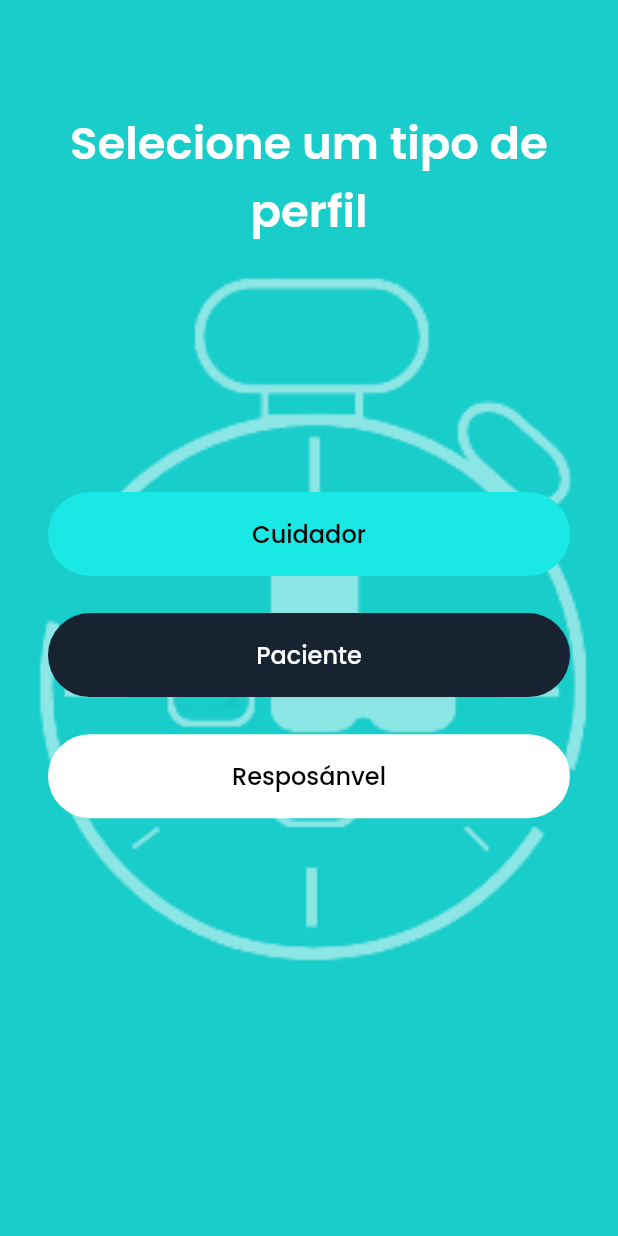
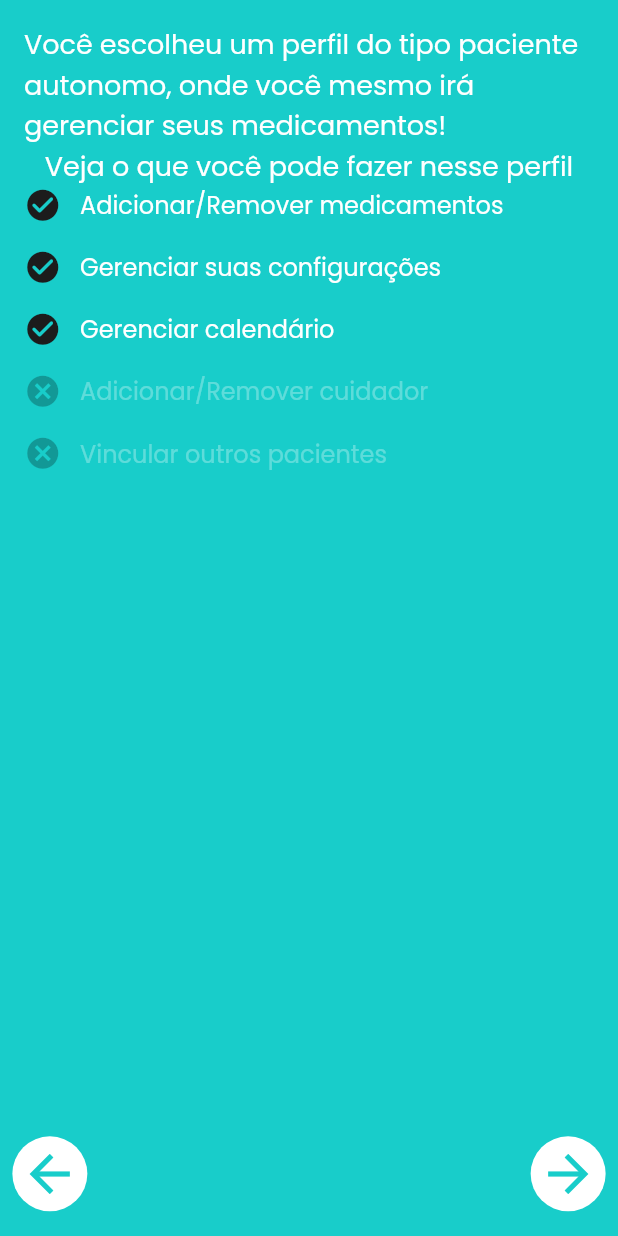
Before and after one commit to HealTimeTCC/HealTime_App, a Flutter app: the screen it shows after launch, after a tap on "Cuidador", on a phone screen of 412 x 824 dp. Run offline on Flutter 3.47's test engine with Material 2 defaults, Android fonts, the phone set to English and light mode, and no system bars; our stand-ins replace google_fonts.

Commit message:
Criando a tela de apresentação de cada perfil

```diff
--- a/lib/main.dart
+++ b/lib/main.dart
@@ -1,12 +1,8 @@
 import 'package:flutter/material.dart';
-import 'package:flutter_native_splash/flutter_native_splash.dart';
 import 'package:healtime/src/screens/splash/splash_screen.dart';
 import 'package:healtime/src/screens/telas_apresentacao/escolher_perfil.dart';
 
 void main() {
-  WidgetsBinding widgetsBinding = WidgetsFlutterBinding.ensureInitialized();
-  FlutterNativeSplash.preserve(widgetsBinding: widgetsBinding);
-
   runApp(const MyApp());
 }
 
@@ -15,8 +11,6 @@ class MyApp extends StatelessWidget {
 
   @override
   Widget build(BuildContext context) {
-    FlutterNativeSplash.remove();
-
     return MaterialApp(
       debugShowCheckedModeBanner: false,
       initialRoute: '/SplashScreen',
--- a/lib/src/screens/telas_apresentacao/escolher_perfil.dart
+++ b/lib/src/screens/telas_apresentacao/escolher_perfil.dart
@@ -48,21 +48,21 @@ class Apresentacao extends StatelessWidget {
                 ),
               ),
               SizedBox(height: size.height * 0.2),
-              EscolherPerfil.BotaoEscolha(
+              EscolherPerfil.botaoEscolha(
                   backgroundButton: const Color(0xff1AE8E4),
                   textButton: 'Cuidador',
                   colorFontText: Colors.black,
                   typeNavigator: 1,
                   context: context),
               SizedBox(height: size.height * 0.03),
-              EscolherPerfil.BotaoEscolha(
+              EscolherPerfil.botaoEscolha(
                   backgroundButton: const Color(0xff172331),
                   textButton: 'Paciente',
                   colorFontText: Colors.white,
                   context: context,
                   typeNavigator: 2),
               SizedBox(height: size.height * 0.03),
-              EscolherPerfil.BotaoEscolha(
+              EscolherPerfil.botaoEscolha(
                   backgroundButton: Colors.white,
                   textButton: 'Resposánvel',
                   colorFontText: Colors.black,
--- /dev/null
+++ b/lib/src/screens/telas_apresentacao/tela_apresentacao_perfis.dart
@@ -0,0 +1,147 @@
+import 'package:flutter/material.dart';
+import 'package:google_fonts/google_fonts.dart';
+
+class TelaPerfis extends StatelessWidget {
+  const TelaPerfis({Key? key, required this.mensagemSuperior, required this.typeUser})
+      : super(key: key);
+
+  final String mensagemSuperior;
+  final int typeUser;
+
+  @override
+  Widget build(BuildContext context) {
+    final Size size = MediaQuery.of(context).size;
+
+    return Stack(
+      children: [
+        Container(
+          color: const Color(0xff18CDCA),
+        ),
+        Positioned(
+          top: 0,
+          left: 0,
+          right: 0,
+          bottom: size.height * 0.1,
+          child: SafeArea(
+            child: Padding(
+              padding: const EdgeInsets.all(16.0),
+              child: Column(
+                children: [
+                  Text(
+                    mensagemSuperior,
+                    style: GoogleFonts.getFont('Poppins',
+                        decoration: TextDecoration.none,
+                        color: Colors.white,
+                        fontSize: 18,
+                        fontWeight: FontWeight.w400),
+                  ),
+                  Text(
+                    'Veja o que você pode fazer nesse perfil',
+                    style: GoogleFonts.getFont('Poppins',
+                        decoration: TextDecoration.none,
+                        color: Colors.white,
+                        fontSize: 18,
+                        fontWeight: FontWeight.w400),
+                  ),
+                  editRow(
+                      acess: true,
+                      textAcess: 'Adicionar/Remover medicamentos',
+                      context: context),
+                  editRow(
+                      acess: true,
+                      textAcess: 'Gerenciar suas configurações',
+                      context: context),
+                  editRow(
+                      acess: true,
+                      textAcess: 'Gerenciar calendário',
+                      context: context),
+                  editRow(
+                      acess: typeUser == 3 || typeUser == 1 ? false : true,
+                      textAcess: 'Adicionar/Remover cuidador',
+                      context: context),
+                  editRow(
+                      acess: typeUser == 3 || typeUser == 1 ? false : true,
+                      textAcess: 'Vincular outros pacientes',
+                      context: context),
+                ],
+              ),
+            ),
+          ),
+        ),
+        Positioned(
+          bottom: size.height * 0.02,
+          left: size.width * 0.02,
+          child: GestureDetector(
+            onTap: () => Navigator.of(context).pop(),
+            child: const CircleAvatar(
+              radius: 25,
+              backgroundColor: Colors.white,
+              child: Icon(
+                Icons.arrow_back,
+                size: 40,
+                color: Color(0xff18CDCA),
+              ),
+            ),
+          ),
+        ),
+        Positioned(
+          bottom: size.height * 0.02,
+          right: size.width * 0.02,
+          child: GestureDetector(
+            onTap: null,
+            child: const CircleAvatar(
+              radius: 25,
+              backgroundColor: Colors.white,
+              child: Icon(
+                Icons.arrow_forward,
+                size: 40,
+                color: Color(0xff18CDCA),
+              ),
+            ),
+          ),
+        )
+      ],
+    );
+  }
+
+  Container editRow(
+      {required bool acess,
+      required String textAcess,
+      required BuildContext context}) {
+    final size = MediaQuery.of(context).size;
+
+    final Color colorText = acess ? Colors.white : Colors.white30;
+
+    return Container(
+      margin: EdgeInsets.only(bottom: size.height * 0.02),
+      child: Row(
+        children: [
+          acess
+              ? const Icon(
+                  Icons.check_circle_rounded,
+                  size: 25,
+                  color: Color(0xff1c1c1c),
+                )
+              : const Icon(
+                  Icons.cancel,
+                  color: Colors.black26,
+                  size: 25,
+                ),
+          SizedBox(
+            width: size.width * 0.03,
+          ),
+          Expanded(
+            child: Text(
+              textAcess,
+              style: GoogleFonts.getFont('Poppins',
+                  decoration: TextDecoration.none,
+                  color: colorText,
+                  fontSize: 16,
+                  fontWeight: FontWeight.w400),
+            ),
+          )
+        ],
+      ),
+    );
+  }
+}
--- a/lib/src/screens/telas_apresentacao/widgets/botao_escolha_perfil.dart
+++ b/lib/src/screens/telas_apresentacao/widgets/botao_escolha_perfil.dart
@@ -1,8 +1,10 @@
 import 'package:flutter/material.dart';
 import 'package:google_fonts/google_fonts.dart';
 
+import '../tela_apresentacao_perfis.dart';
+
 class EscolherPerfil {
-  static ElevatedButton BotaoEscolha(
+  static ElevatedButton botaoEscolha(
       {required Color backgroundButton,
       required String textButton,
       required Color colorFontText,
@@ -34,13 +36,41 @@ class EscolherPerfil {
       {required int type, required BuildContext context}) {
     switch (type) {
       case 1:
-        {}
+        {
+          String mensagem = 'Você escolheu um perfil do tipo paciente autonomo, '
+              'onde você mesmo irá gerenciar seus medicamentos!';
+
+
+          Navigator.of(context).push(
+            MaterialPageRoute(
+              builder: (context) => TelaPerfis(mensagemSuperior: mensagem, typeUser: 1),
+            ),
+          );
+        }
         break;
       case 2:
-        {}
+        {
+          String mensagem = 'Você escolheu um perfil do tipo responsável! '
+              'Nele você será a ponte entre o cuidador e o paciente!';
+
+          Navigator.of(context).push(
+            MaterialPageRoute(
+              builder: (context) => TelaPerfis(mensagemSuperior: mensagem, typeUser: 2),
+            ),
+          );
+        }
         break;
       default:
-        {}
+        {
+          String mensagem = 'Você escolheu um perfil do tipo cuidador! '
+              'Nele você será responsavel pelo cuidador de outra pessoa!';
+
+          Navigator.of(context).push(
+            MaterialPageRoute(
+              builder: (context) => TelaPerfis(mensagemSuperior: mensagem, typeUser: 3),
+            ),
+          );
+        }
     }
   }
 }
--- a/pubspec.yaml
+++ b/pubspec.yaml
@@ -36,8 +36,8 @@ dependencies:
   # The following adds the Cupertino Icons font to your application.
   # Use with the CupertinoIcons class for iOS style icons.
   cupertino_icons: ^1.0.2
-  flutter_native_splash: ^2.2.18
   google_fonts: ^4.0.3
+  flutter_svg: ^1.1.6
 
 dev_dependencies:
   flutter_test:
@@ -67,6 +67,7 @@ flutter:
   #   - images/a_dot_ham.jpeg
   assets:
     - assets/img/
+    - assets/svg/
 
   # An image asset can refer to one or more resolution-specific "variants", see
   # https://flutter.dev/assets-and-images/#resolution-aware
```
Also changed, not shown: assets/svg/imagemCuidador.svg (added), assets/svg/imagemResponsavel.svg (added), pubspec.lock.
